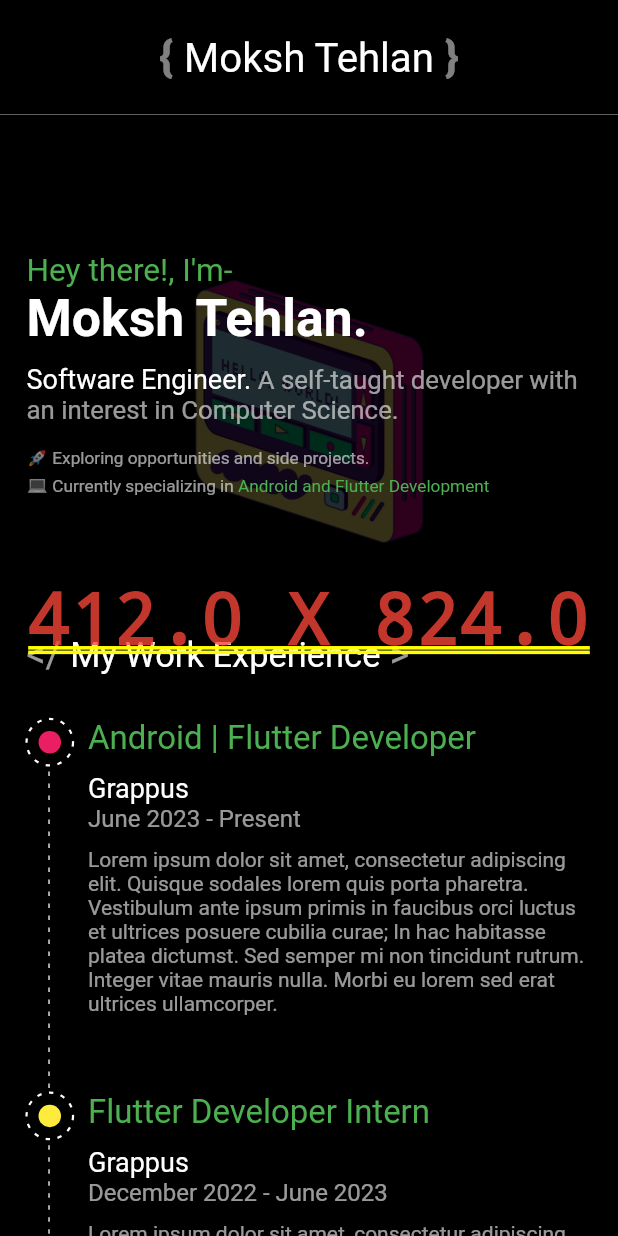
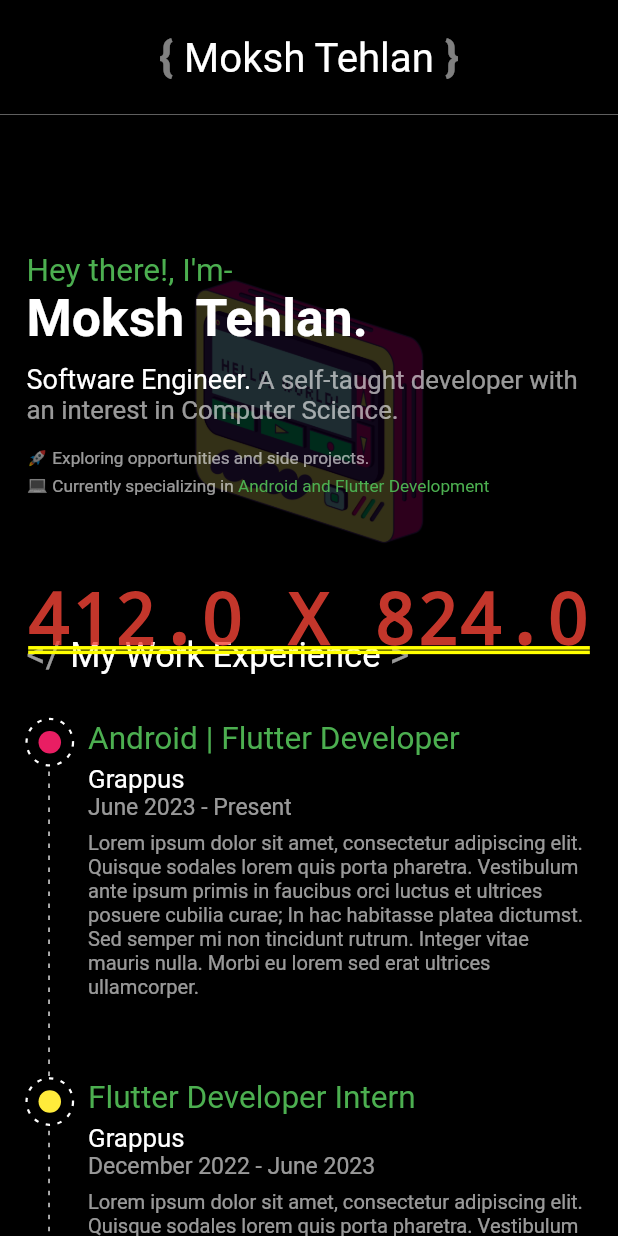
Before and after one commit to moksh-tehlan/mokshtehlan, a Flutter app: the screen it shows after launch, on a phone screen of 412 x 824 dp. Run offline on Flutter 3.47's test engine with Material 2 defaults, Android fonts, the light colour scheme and no system bars; drawn by our look-alikes of dotted_border; our stand-ins replace auto_route, bloc, flutter_bloc, flutter_screenutil, flutter_svg; generated files the repository leaves out were written again.

Commit message:
Responsive for mobile

```diff
--- a/lib/views/home/widgets/experience_view.dart
+++ b/lib/views/home/widgets/experience_view.dart
@@ -27,7 +27,7 @@ class ExperienceView extends StatelessWidget {
   Widget build(BuildContext context) {
     return ResponsiveLayoutWidget(
       mobileWidget: SizedBox(
-        height: 260.sp,
+        height: 250.sp,
         width: context.screenWidth,
         child: Row(
           crossAxisAlignment: CrossAxisAlignment.start,
@@ -76,36 +76,36 @@ class ExperienceView extends StatelessWidget {
                 children: [
                   Text(
                     designation,
-                    style: const TextStyle(
+                    style: TextStyle(
                       color: Colors.green,
-                      fontSize: 22,
+                      fontSize: 22.sp,
                     ),
                   ),
-                  const SizedBox(
-                    height: 10,
+                  SizedBox(
+                    height: 5.sp,
                   ),
                   Text(
                     companyName,
-                    style: const TextStyle(
+                    style: TextStyle(
                       color: Colors.white,
-                      fontSize: 18,
+                      fontSize: 18.sp,
                     ),
                   ),
                   Text(
                     workingDate,
                     style: TextStyle(
                       color: Colors.white.withOpacity(0.6),
-                      fontSize: 16,
+                      fontSize: 16.sp,
                     ),
                   ),
-                  const SizedBox(
-                    height: 10,
+                  SizedBox(
+                    height: 8.sp,
                   ),
                   Text(
                     description,
                     style: TextStyle(
                       color: Colors.white.withOpacity(0.6),
-                      fontSize: 14,
+                      fontSize: 14.sp,
                     ),
                   ),
                 ],
```
